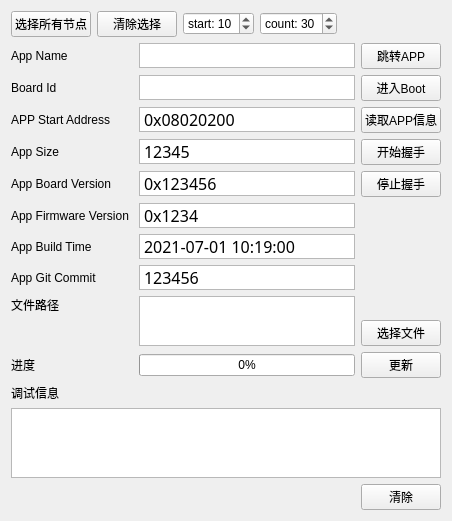
Before: the Qt Designer form boot_update/frmbootloader.ui in a9876653/qt-j1939, drawn with Qt 5.
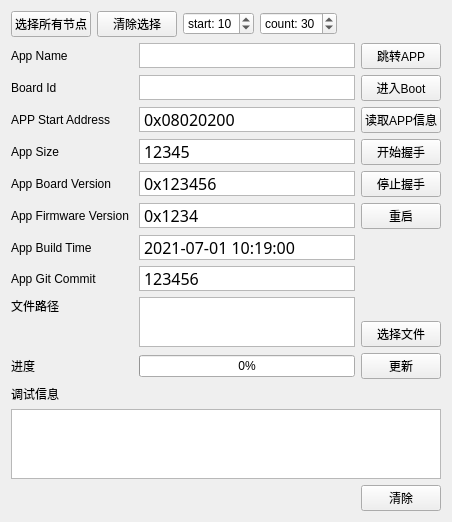
After: the same form once the commit is applied.

Patch:
```diff
--- a/boot_update/frmbootloader.ui
+++ b/boot_update/frmbootloader.ui
@@ -7,7 +7,7 @@
     <x>0</x>
     <y>0</y>
     <width>452</width>
-    <height>473</height>
+    <height>512</height>
    </rect>
   </property>
   <property name="windowTitle">
@@ -376,6 +376,13 @@
        </property>
       </widget>
      </item>
+     <item row="6" column="2">
+      <widget class="QPushButton" name="resetPushButton">
+       <property name="text">
+        <string>重启</string>
+       </property>
+      </widget>
+     </item>
     </layout>
    </item>
    <item row="3" column="0">
```
Left out of the diff: 2 changed lines with no effect on the pictures.
